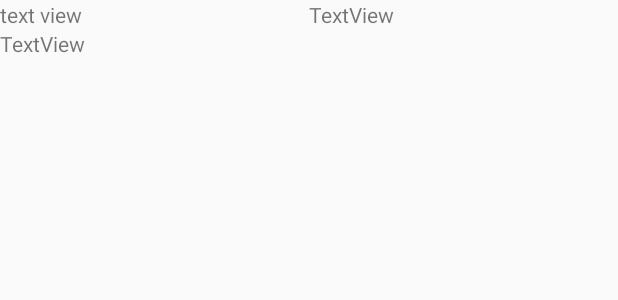
After one commit to valerycf27/Eventos-2.0, an Android app: the layout item_comentario.xml on its own in the app's theme, with its tools: preview values and no code run, on a phone screen of 412 x 824 dp. The commit adds this screen. Shown: the top 300 px of the screen. Run offline under Robolectric (Android 15) with nearby library versions, the phone set to English and light mode, and no system bars.

Commit message:
Selects funcionando correctamente,todo creado para añadir opinión

```diff
--- a/app/src/main/java/com/example/events/Constantes.java
+++ b/app/src/main/java/com/example/events/Constantes.java
@@ -18,5 +18,5 @@ public class Constantes {
     public final static String IMAGEN = "imagen";
     public final static String URL = "http://192.168.1.132:8080/";
     //public final static String URL = "http://192.168.42.105:8080/";
-    //public final static String URL = "http://192.168.42.105:8080/";
+    //public final static String URL = "http://192.168.1.114:8080/";
 }
--- /dev/null
+++ b/app/src/main/res/layout/item_comentario.xml
@@ -0,0 +1,34 @@
+<?xml version="1.0" encoding="utf-8"?>
+<LinearLayout xmlns:android="http://schemas.android.com/apk/res/android"
+    android:layout_width="match_parent"
+    android:layout_height="match_parent"
+    android:layout_marginBottom="10dp"
+    android:orientation="vertical">
+
+    <LinearLayout
+        android:layout_width="match_parent"
+        android:layout_height="wrap_content"
+        android:orientation="horizontal">
+
+        <TextView
+            android:id="@+id/txvNomEvento"
+            android:layout_width="fill_parent"
+            android:layout_height="wrap_content"
+            android:layout_weight="1"
+            android:text="text view" />
+
+        <TextView
+            android:id="@+id/txvValoracionEvento"
+            android:layout_width="fill_parent"
+            android:layout_height="wrap_content"
+            android:layout_weight="1"
+            android:text="TextView" />
+    </LinearLayout>
+
+    <TextView
+        android:id="@+id/txvDescripcionEvento"
+        android:layout_width="match_parent"
+        android:layout_height="wrap_content"
+        android:text="TextView" />
+
+</LinearLayout>
```
Also changed, not shown: app/src/main/java/com/example/events/Anadir_Opinion.java (+10 -2 lines), app/src/main/java/com/example/events/Comentario.java (added, +49 -0 lines), app/src/main/java/com/example/events/ComentarioAdapter.java (added, +66 -0 lines), app/src/main/java/com/example/events/DescargaDatos.java (+8 -2 lines), app/src/main/java/com/example/events/InsertaOpinion.java (added, +48 -0 lines), app/src/main/java/com/example/events/ListaOpiniones.java (+27 -0 lines), app/src/main/java/com/example/events/MainActivity.java (+7 -2 lines), app/src/main/res/menu/action_anadir_evento.xml (+6 -1 lines).
